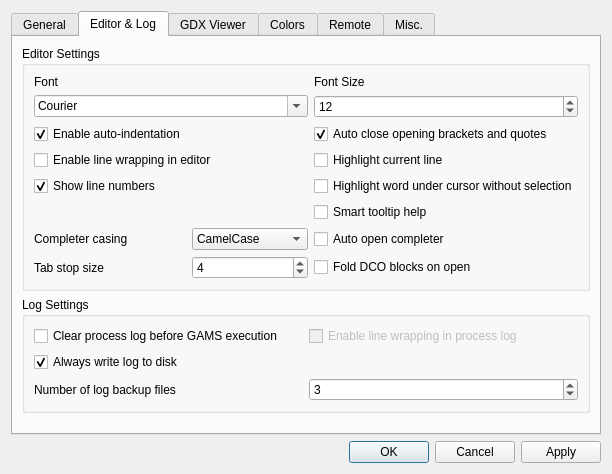
First picture: the form in src/settingsdialog.ui, repository GAMS-dev/studio, before the edit.
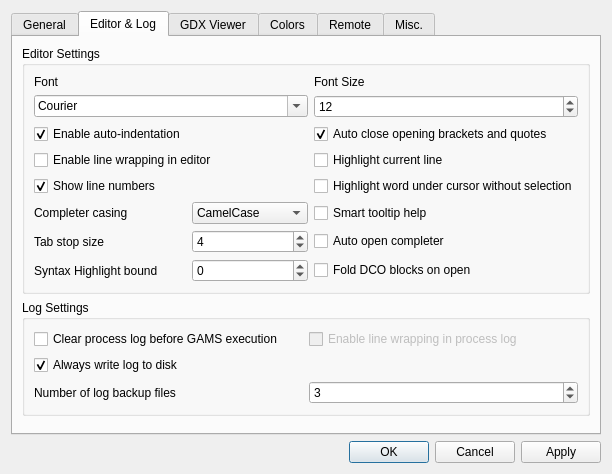
Second picture: the form after the edit. The open tabs and pages were chosen to show the change. Icons and pictures are not drawn.

Commit message: added highlighter line length bound to settings

Patch:
```diff
--- a/src/settingsdialog.ui
+++ b/src/settingsdialog.ui
@@ -265,13 +265,6 @@
             </property>
            </widget>
           </item>
-          <item row="9" column="0">
-           <widget class="QLabel" name="label_4">
-            <property name="text">
-             <string>Completer casing</string>
-            </property>
-           </widget>
-          </item>
           <item row="9" column="2">
            <widget class="QCheckBox" name="cb_completerAutoOpen">
             <property name="text">
@@ -351,30 +344,6 @@
             </property>
            </widget>
           </item>
-          <item row="9" column="1">
-           <widget class="QComboBox" name="cb_completerCasing">
-            <item>
-             <property name="text">
-              <string>CamelCase</string>
-             </property>
-            </item>
-            <item>
-             <property name="text">
-              <string>lowercase</string>
-             </property>
-            </item>
-            <item>
-             <property name="text">
-              <string>UPPERCASE</string>
-             </property>
-            </item>
-            <item>
-             <property name="text">
-              <string>dynamic</string>
-             </property>
-            </item>
-           </widget>
-          </item>
           <item row="7" column="2">
            <widget class="QCheckBox" name="cb_highlightUnderCursor">
             <property name="enabled">
@@ -435,7 +404,45 @@
             </property>
            </widget>
           </item>
-          <item row="11" column="0">
+          <item row="8" column="2">
+           <widget class="QCheckBox" name="cb_smartTooltip">
+            <property name="text">
+             <string>Smart tooltip help</string>
+            </property>
+           </widget>
+          </item>
+          <item row="8" column="0">
+           <widget class="QLabel" name="label_4">
+            <property name="text">
+             <string>Completer casing</string>
+            </property>
+           </widget>
+          </item>
+          <item row="8" column="1">
+           <widget class="QComboBox" name="cb_completerCasing">
+            <item>
+             <property name="text">
+              <string>CamelCase</string>
+             </property>
+            </item>
+            <item>
+             <property name="text">
+              <string>lowercase</string>
+             </property>
+            </item>
+            <item>
+             <property name="text">
+              <string>UPPERCASE</string>
+             </property>
+            </item>
+            <item>
+             <property name="text">
+              <string>dynamic</string>
+             </property>
+            </item>
+           </widget>
+          </item>
+          <item row="9" column="0">
            <widget class="QLabel" name="label_tabsize">
             <property name="sizePolicy">
              <sizepolicy hsizetype="Preferred" vsizetype="Preferred">
@@ -448,7 +455,14 @@
             </property>
            </widget>
           </item>
-          <item row="11" column="1">
+          <item row="11" column="0">
+           <widget class="QLabel" name="label_6">
+            <property name="text">
+             <string>Syntax Highlight bound</string>
+            </property>
+           </widget>
+          </item>
+          <item row="9" column="1">
            <widget class="QSpinBox" name="sb_tabsize">
             <property name="enabled">
              <bool>true</bool>
@@ -464,10 +478,16 @@
             </property>
            </widget>
           </item>
-          <item row="8" column="2">
-           <widget class="QCheckBox" name="cb_smartTooltip">
-            <property name="text">
-             <string>Smart tooltip help</string>
+          <item row="11" column="1">
+           <widget class="QSpinBox" name="sb_highlightBound">
+            <property name="toolTip">
+             <string>&lt;html&gt;&lt;p&gt;The line length up to which the syntax highlighter is active.&lt;/p&gt;&lt;p&gt;0 : highlight nothing&lt;/p&gt;&lt;p&gt;-1 : highlight all&lt;/p&gt;&lt;p&gt;&lt;br/&gt;&lt;/p&gt;&lt;p&gt;&lt;span style=&quot; font-style:italic;&quot;&gt;Changes causes rehighlighting in all open tabs&lt;/span&gt;&lt;/p&gt;&lt;/html&gt;</string>
+            </property>
+            <property name="minimum">
+             <number>-1</number>
+            </property>
+            <property name="maximum">
+             <number>10000</number>
             </property>
            </widget>
           </item>
```
Left out of the diff: 4 changed lines with no effect on the pictures. The commit also changes 9 other files.
